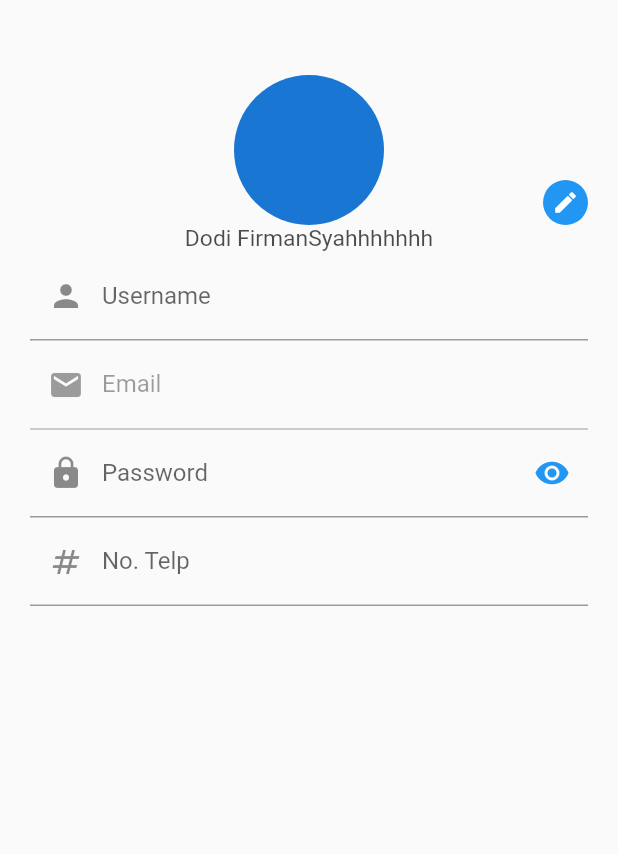
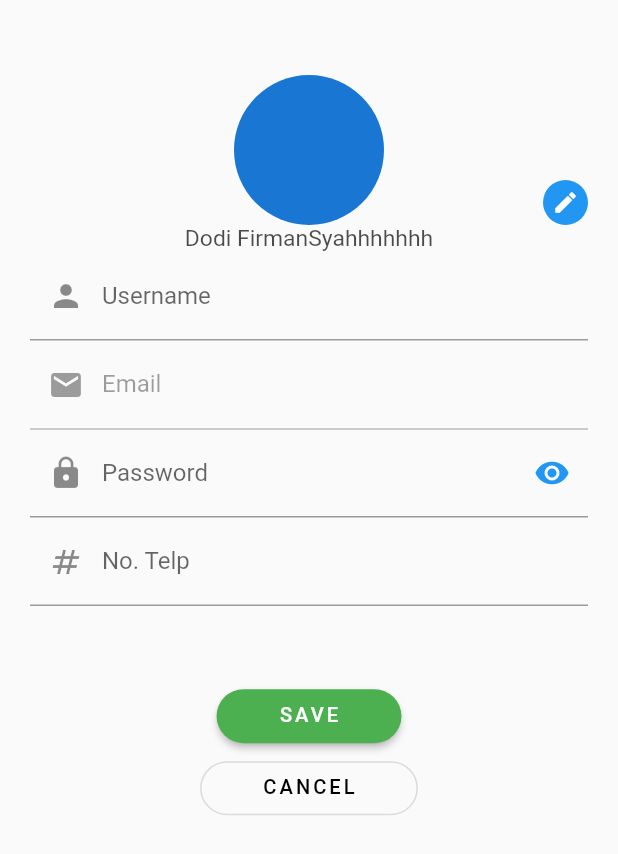
Before and after one commit to alexisngaing/ugd-d-4-hospital, a Flutter app: the Profile screen opened directly, on a phone screen of 412 x 824 dp. Shown: the top 854 px of the screen. Run offline on Flutter 3.47's test engine with Material 2 defaults, Android fonts, the phone set to English and light mode, and no system bars; our stand-ins replace barcode_widget, flutter_tts, fluttertoast, geocoding, geolocator, grouped_list and 8 more; missing offline and left inert: qr_code_scanner; accounts and stored records are empty.

Commit message:
fix save cancel

```diff
--- a/lib/View/profile.dart
+++ b/lib/View/profile.dart
@@ -116,8 +116,8 @@ class _ProfileState extends State<Profile> {
                   prefixIcon: Icon(Icons.numbers),
                 ),
               ),
-              SizedBox(height: 30.h),
-              SizedBox(height: 30.h),
+              SizedBox(height: 3.h),
+              SizedBox(height: 3.h),
               Column(
                 mainAxisAlignment: MainAxisAlignment.center,
                 children: [
@@ -144,7 +144,7 @@ class _ProfileState extends State<Profile> {
                     ),
                     style: ElevatedButton.styleFrom(
                       backgroundColor: Colors.green,
-                      padding: const EdgeInsets.symmetric(horizontal: 50),
+                      padding: EdgeInsets.symmetric(horizontal: 5.h),
                       shape: RoundedRectangleBorder(
                         borderRadius: BorderRadius.circular(20),
                       ),
@@ -167,7 +167,7 @@ class _ProfileState extends State<Profile> {
                           color: Colors.black,
                         )),
                     style: OutlinedButton.styleFrom(
-                      padding: const EdgeInsets.symmetric(horizontal: 50),
+                      padding: EdgeInsets.symmetric(horizontal: 5.h),
                       shape: RoundedRectangleBorder(
                         borderRadius: BorderRadius.circular(20),
                       ),
```
